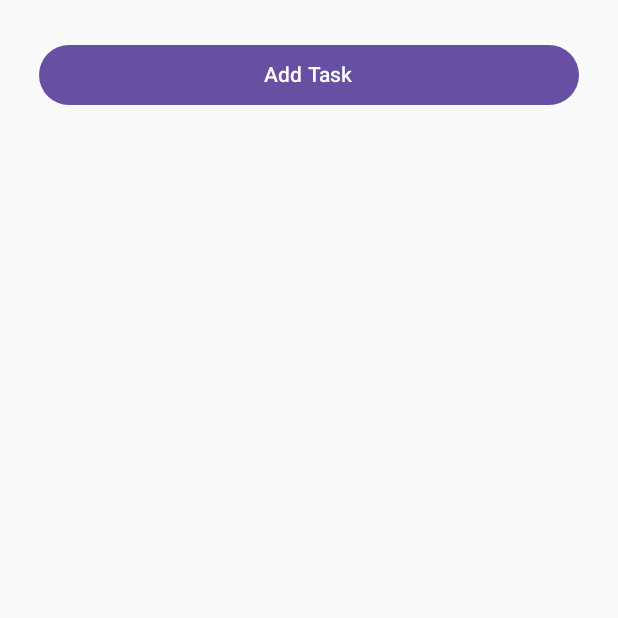
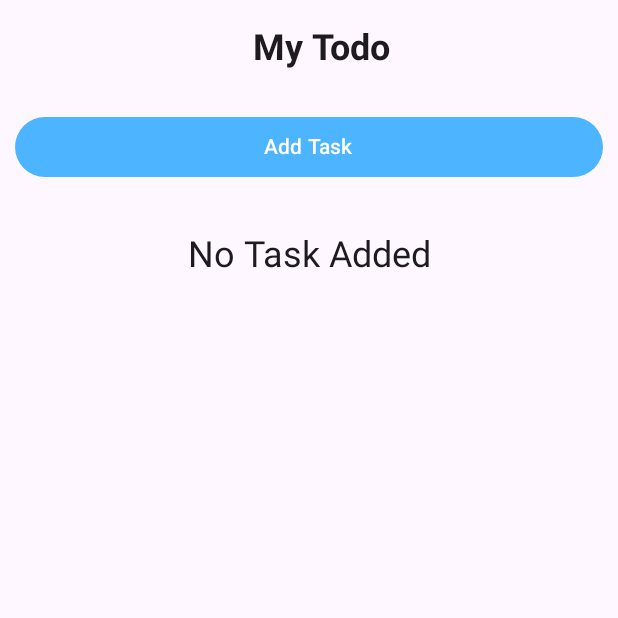
Before and after one commit to Sandip1402/TodoApp, an Android app built with Jetpack Compose: the screen it shows after launch (MainActivity), on a phone screen of 412 x 824 dp, the top half of it. Run offline under Robolectric (Android 15) with nearby library versions, the phone set to English and light mode, and no system bars; our stand-ins replace Room's generated code.

Commit message:
Added empty task message

```diff
--- a/app/src/main/java/com/example/mytodo/screens/TodoApp.kt
+++ b/app/src/main/java/com/example/mytodo/screens/TodoApp.kt
@@ -11,8 +11,12 @@ import androidx.compose.foundation.lazy.LazyColumn
 import androidx.compose.foundation.lazy.items
 import androidx.compose.material3.AlertDialog
 import androidx.compose.material3.Button
+import androidx.compose.material3.ButtonDefaults
+import androidx.compose.material3.ExperimentalMaterial3Api
 import androidx.compose.material3.OutlinedTextField
+import androidx.compose.material3.Scaffold
 import androidx.compose.material3.Text
+import androidx.compose.material3.TopAppBar
 import androidx.compose.runtime.Composable
 import androidx.compose.runtime.collectAsState
 import androidx.compose.runtime.getValue
@@ -21,15 +25,31 @@ import androidx.compose.runtime.remember
 import androidx.compose.runtime.setValue
 import androidx.compose.ui.Alignment
 import androidx.compose.ui.Modifier
+import androidx.compose.ui.graphics.Color
+import androidx.compose.ui.text.font.FontWeight
+import androidx.compose.ui.text.style.TextAlign
 import androidx.compose.ui.unit.dp
-import com.example.mytodo.TodoItem
+import androidx.compose.ui.unit.sp
 import com.example.mytodo.viewmodel.TodoViewModel
 
+@OptIn(ExperimentalMaterial3Api::class)
 @Composable
 fun TodoApp(viewModel: TodoViewModel) {
+    Scaffold(
+        topBar = { TopAppBar(title = {
+                    Text("My Todo",
+                        fontSize = 24.sp,
+                        modifier = Modifier.fillMaxWidth(1f),
+                        textAlign = TextAlign.Center,
+                        fontWeight = FontWeight.Bold
+                    )
+                })
+        }
+    ){ padding ->
         Box(
             modifier = Modifier
-            .padding(16.dp)
+                .padding(padding)
+//                .padding(16.dp)
         ){
             Column {
                 AddTask(viewModel)
@@ -38,19 +58,33 @@ fun TodoApp(viewModel: TodoViewModel) {
             }
         }
     }
+}
 
 @Composable
 fun TodoView(viewModel: TodoViewModel){
     val todos by viewModel.todos.collectAsState()
-    LazyColumn{
+
+    if(todos.isEmpty()){
+        Text(
+            text = "No Task Added",
+            fontSize = 24.sp,
+            modifier = Modifier
+                .fillMaxWidth(1f)
+                .padding(10.dp, 16.dp),
+            textAlign = TextAlign.Center
+        )
+    }
+    else {
+        LazyColumn {
             items(todos) { todo ->
                 TodoItem(
                     viewModel,
                     todo = todo,
                     onToggleDone = { viewModel.toggleDone(todo) },
-                onToggleEdit = {viewModel.toggleEdit(todo)},
-                onDelete = { viewModel.deleteTodo(todo) }
+                    onToggleEdit = { viewModel.toggleEdit(todo) },
+                    onDelete = { viewModel.deleteTodo(todo) },
                 )
+            }
         }
     }
 }
@@ -72,10 +106,13 @@ fun AddTask(viewModel: TodoViewModel){
     Row(verticalAlignment = Alignment.CenterVertically,
         modifier = Modifier
             .padding(10.dp)
-            .fillMaxWidth(1f)) {
+            .fillMaxWidth(1f)
+    ) {
         Button(onClick = {showDialog = true},
-            modifier = Modifier
-                .fillMaxWidth(1f)
+            modifier = Modifier.fillMaxWidth(1f),
+            colors = ButtonDefaults.buttonColors(
+                containerColor = Color(0xFF4DB5FF)
+            )
         ){
             Text("Add Task")
         }
--- a/app/src/main/java/com/example/mytodo/TodoItem.kt
+++ b/app/src/main/java/com/example/mytodo/screens/TodoItem.kt
@@ -1,9 +1,10 @@
-package com.example.mytodo
+package com.example.mytodo.screens
 
 
 import androidx.compose.foundation.background
 import androidx.compose.foundation.clickable
 import androidx.compose.foundation.layout.Arrangement
+import androidx.compose.foundation.layout.Box
 import androidx.compose.foundation.layout.Column
 import androidx.compose.foundation.layout.Row
 import androidx.compose.foundation.layout.Spacer
@@ -34,6 +35,7 @@ import androidx.compose.ui.text.font.FontWeight
 import androidx.compose.ui.text.style.TextDecoration
 import androidx.compose.ui.unit.dp
 import androidx.compose.ui.unit.sp
+import com.example.mytodo.Todo
 import com.example.mytodo.viewmodel.TodoViewModel
 
 
@@ -41,12 +43,12 @@ import com.example.mytodo.viewmodel.TodoViewModel
 fun TodoItem(viewModel: TodoViewModel, todo: Todo, onToggleDone: () -> Unit, onToggleEdit: () -> Unit, onDelete: () -> Unit) {
     var showDialog = remember{ mutableStateOf(false)}
     if(showDialog.value)
-        TaskDetail(todo, {showDialog.value = false})
+        TaskDetail(todo) { showDialog.value = false }
 
         Row(
             modifier = Modifier
-            .fillMaxWidth()
-            .padding(vertical = 8.dp)
+                .fillMaxWidth(1f)
+                .padding(8.dp)
                 .background(color = Color.LightGray)
                 .clickable { showDialog.value = true },
             verticalAlignment = Alignment.CenterVertically
@@ -59,14 +61,15 @@ fun TodoItem(viewModel: TodoViewModel, todo: Todo, onToggleDone: () -> Unit, onT
             )
             IconButton(onClick = { onToggleEdit() }) {
                 Icon(Icons.Default.Edit, contentDescription = "Edit")
-            if(todo.edit){
+                if (todo.edit) {
                     PopUpForm(viewModel, todo)
                 }
             }
-        IconButton(onClick = { onDelete()} ) {
+            IconButton(onClick = { onDelete() }) {
                 Icon(Icons.Default.Delete, contentDescription = "Delete")
             }
         }
+
 }
 
 @Composable
@@ -94,7 +97,7 @@ fun PopUpForm(viewModel: TodoViewModel, todo: Todo) {
         confirmButton = {
             Button(
                 onClick = {
-                    viewModel.editDone(Todo(todo.id,taskName, taskDesc))
+                    viewModel.editDone(Todo(todo.id, taskName, taskDesc))
                 },
                 enabled = taskName.isNotBlank()
             ) {
```
Also changed, not shown: app/src/main/java/com/example/mytodo/TodoDao.kt (+5 -5 lines), 1 other file. Lines whose indentation alone changed are shown as unchanged.
